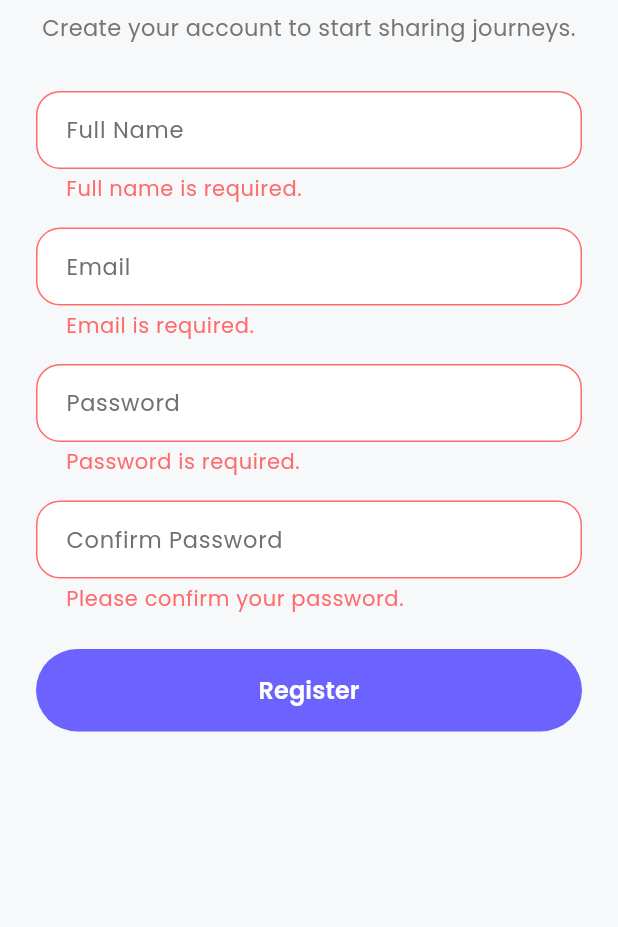
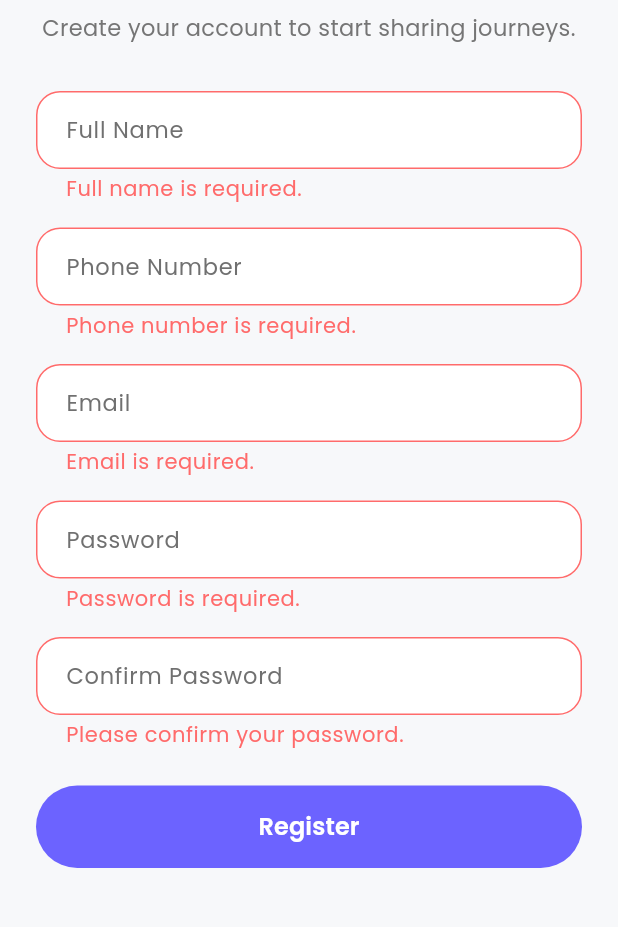
Before and after one commit to MohammadAQ/Ride, a Flutter app: the RegisterScreen screen opened directly, after a tap on "Register", on a phone screen of 412 x 824 dp, the part 182-1109 px from its top. Run offline on Flutter 3.47's test engine with Material 3 defaults, Android fonts, the phone set to English and light mode, and no system bars; our stand-ins replace cloud_firestore, firebase_auth, firebase_core, firebase_messaging, firebase_storage, flutter_local_notifications and 2 more; missing offline and left inert: dart:html; accounts and stored records are empty; network calls fail.

Commit message:
Require unique Palestinian phone number during sign-up

```diff
--- a/frontend/lib/models/user_profile.dart
+++ b/frontend/lib/models/user_profile.dart
@@ -65,7 +65,7 @@ class UserProfile {
       id: id,
       displayName: _resolveDisplayName(data),
       email: null,
-      phone: sanitizeOptionalText(data['phone']),
+      phone: sanitizeOptionalText(data['phoneNumber'] ?? data['phone']),
       photoUrl: _sanitizeUrl(data['photoUrl']),
       tripCount: _toInt(data['tripCount'] ?? data['tripsCount']),
       reviewsCount: _toInt(data['reviewsCount']),
--- a/frontend/lib/screens/profile_screen.dart
+++ b/frontend/lib/screens/profile_screen.dart
@@ -638,10 +638,11 @@ class _ProfileScreenState extends State<ProfileScreen> {
                               'displayName': sanitizedName,
                             };
                             if (sanitizedPhone != null) {
-                              updates['phone'] = sanitizedPhone;
+                              updates['phoneNumber'] = sanitizedPhone;
                             } else {
-                              updates['phone'] = FieldValue.delete();
+                              updates['phoneNumber'] = FieldValue.delete();
                             }
+                            updates['phone'] = FieldValue.delete();
 
                             await FirebaseFirestore.instance
                                 .collection('users')
@@ -1030,7 +1031,7 @@ class _ProfileScreenState extends State<ProfileScreen> {
                     Expanded(
                       child: _buildInfoTile(
                         icon: Icons.phone_rounded,
-                        label: 'رقم الهاتف',
+                        label: 'Phone Number',
                         value: phone,
                         theme: theme,
                       ),
@@ -1048,12 +1049,12 @@ class _ProfileScreenState extends State<ProfileScreen> {
                       ),
                       const SizedBox(height: 16),
                     ],
-                    _buildInfoTile(
-                      icon: Icons.phone_rounded,
-                      label: 'رقم الهاتف',
-                      value: phone,
-                      theme: theme,
-                    ),
+                      _buildInfoTile(
+                        icon: Icons.phone_rounded,
+                        label: 'Phone Number',
+                        value: phone,
+                        theme: theme,
+                      ),
                   ],
                 );
 
--- a/frontend/lib/screens/register_screen.dart
+++ b/frontend/lib/screens/register_screen.dart
@@ -1,3 +1,4 @@
+import 'package:cloud_firestore/cloud_firestore.dart';
 import 'package:firebase_auth/firebase_auth.dart';
 import 'package:flutter/material.dart';
 
@@ -13,6 +14,7 @@ class RegisterScreen extends StatefulWidget {
 class _RegisterScreenState extends State<RegisterScreen> {
   final _formKey = GlobalKey<FormState>();
   final _fullNameController = TextEditingController();
+  final _phoneController = TextEditingController();
   final _emailController = TextEditingController();
   final _passwordController = TextEditingController();
   final _confirmPasswordController = TextEditingController();
@@ -21,6 +23,7 @@ class _RegisterScreenState extends State<RegisterScreen> {
   @override
   void dispose() {
     _fullNameController.dispose();
+    _phoneController.dispose();
     _emailController.dispose();
     _passwordController.dispose();
     _confirmPasswordController.dispose();
@@ -33,6 +36,28 @@ class _RegisterScreenState extends State<RegisterScreen> {
     setState(() => _isSubmitting = true);
 
     try {
+      final String trimmedPhone = _phoneController.text.trim();
+
+      // Check Firestore for an existing user with the same phone number to enforce uniqueness.
+      final QuerySnapshot<Map<String, dynamic>> existingPhoneSnapshot =
+          await FirebaseFirestore.instance
+              .collection('users')
+              .where('phoneNumber', isEqualTo: trimmedPhone)
+              .limit(1)
+              .get();
+
+      if (existingPhoneSnapshot.docs.isNotEmpty) {
+        if (mounted) {
+          ScaffoldMessenger.of(context).showSnackBar(
+            const SnackBar(
+              content: Text('This phone number is already registered.'),
+              backgroundColor: Colors.redAccent,
+            ),
+          );
+        }
+        return;
+      }
+
       final userCredential = await FirebaseAuth.instance
           .createUserWithEmailAndPassword(
         email: _emailController.text.trim(),
@@ -42,6 +67,22 @@ class _RegisterScreenState extends State<RegisterScreen> {
       await userCredential.user?.updateDisplayName(
         _fullNameController.text.trim(),
       );
+
+      final User? user = userCredential.user;
+
+      if (user != null) {
+        // Save the newly registered user's profile, including the verified phone number, to Firestore.
+        await FirebaseFirestore.instance.collection('users').doc(user.uid).set(
+          <String, dynamic>{
+            'displayName': _fullNameController.text.trim(),
+            'name': _fullNameController.text.trim(),
+            'email': _emailController.text.trim(),
+            'phoneNumber': trimmedPhone,
+            'createdAt': FieldValue.serverTimestamp(),
+          },
+          SetOptions(merge: true),
+        );
+      }
 
       if (!mounted) return;
 
@@ -90,6 +131,18 @@ class _RegisterScreenState extends State<RegisterScreen> {
     final emailRegex = RegExp(r'^[^@\s]+@[^@\s]+\.[^@\s]+$');
     if (!emailRegex.hasMatch(value.trim())) {
       return 'Please enter a valid email address.';
+    }
+    return null;
+  }
+
+  String? _validatePhone(String? value) {
+    if (value == null || value.trim().isEmpty) {
+      return 'Phone number is required.';
+    }
+    // Enforce Palestinian phone numbers that start with 059/056 and contain exactly 10 digits.
+    final RegExp phoneRegex = RegExp(r'^(059|056)[0-9]{7}$');
+    if (!phoneRegex.hasMatch(value.trim())) {
+      return 'Please enter a valid phone number (e.g., 0591234567 or 0569876543).';
     }
     return null;
   }
@@ -149,6 +202,17 @@ class _RegisterScreenState extends State<RegisterScreen> {
                     }
                     return null;
                   },
+                ),
+                const SizedBox(height: 16),
+                TextFormField(
+                  controller: _phoneController,
+                  textInputAction: TextInputAction.next,
+                  keyboardType: TextInputType.phone,
+                  decoration: const InputDecoration(
+                    labelText: 'Phone Number',
+                    border: OutlineInputBorder(),
+                  ),
+                  validator: _validatePhone,
                 ),
                 const SizedBox(height: 16),
                 TextFormField(
```
